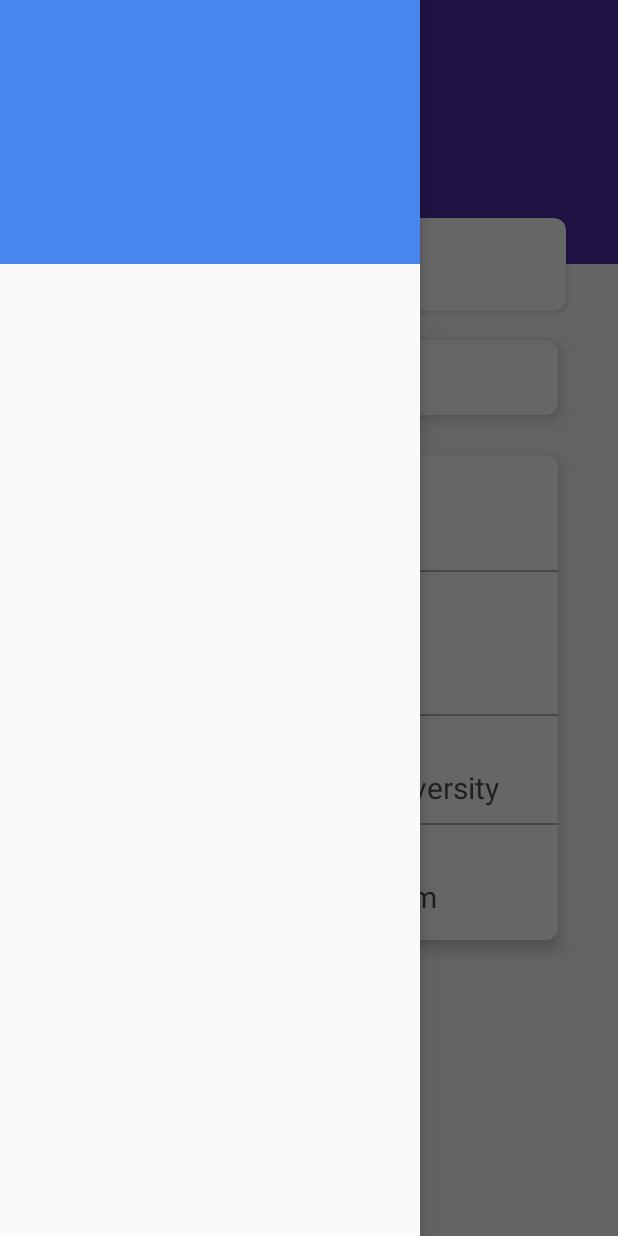
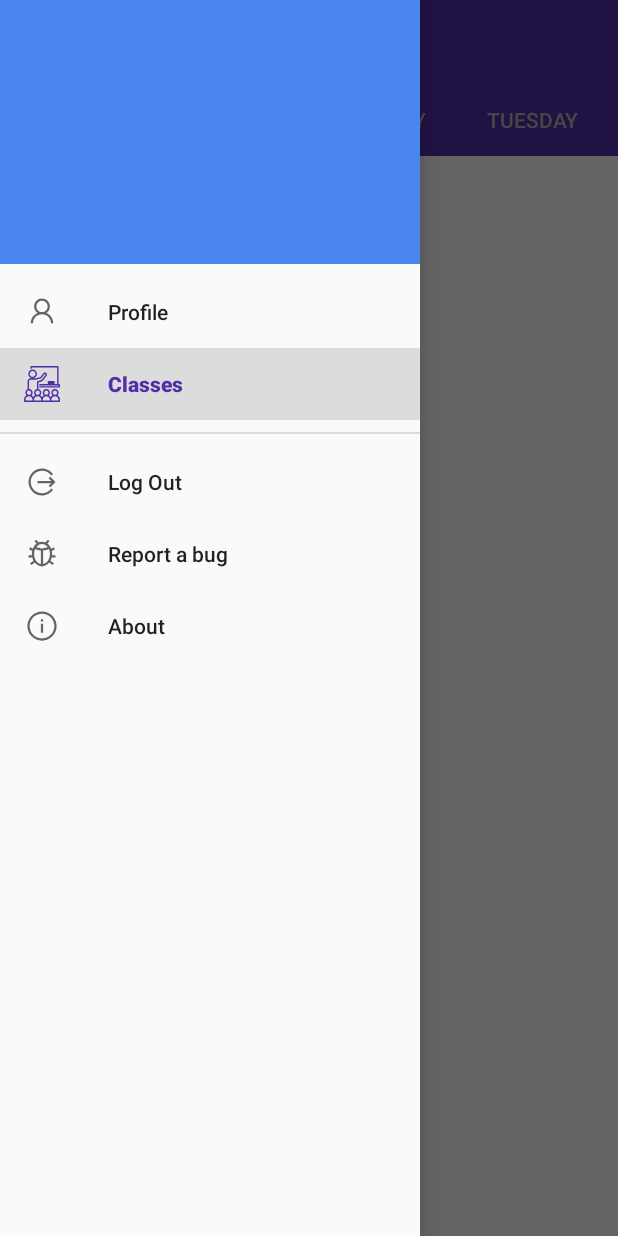
Before and after one commit to alifhasnain/Class-Manager, an Android app: the MainActivity screen opened directly, with no data from a screen before it, with the side drawer open, on a phone screen of 412 x 824 dp. Run offline under Robolectric (Android 15) with nearby library versions, the light colour scheme and no system bars; our stand-ins replace Firebase (no records; nobody signed in at launch, a user with empty details on screens opened directly); 6 statements that could not run were skipped.

Commit message:
some classes not loading bug fixed

```diff
--- a/app/src/main/java/bd/edu/daffodilvarsity/classmanager/activities/MainActivity.java
+++ b/app/src/main/java/bd/edu/daffodilvarsity/classmanager/activities/MainActivity.java
@@ -22,8 +22,9 @@
 import bd.edu.daffodilvarsity.classmanager.fragments.BookClasses;
 import bd.edu.daffodilvarsity.classmanager.fragments.BookedClasses;
 import bd.edu.daffodilvarsity.classmanager.fragments.ClassesList;
+import bd.edu.daffodilvarsity.classmanager.fragments.ProfileStudents;
 import bd.edu.daffodilvarsity.classmanager.fragments.ProfileTeacher;
-import bd.edu.daffodilvarsity.classmanager.otherclasses.CourseCodeHelper;
+import bd.edu.daffodilvarsity.classmanager.otherclasses.HelperClass;
 
 public class MainActivity extends AppCompatActivity implements NavigationView.OnNavigationItemSelectedListener {
 
@@ -55,15 +56,10 @@
     }
 
     private void setUpHomeFragment() {
-        /*getSupportFragmentManager()
+        getSupportFragmentManager()
                 .beginTransaction()
                 .replace(R.id.fragment_container,new ClassesList(),"classes")
-                .commit();*/
-        getSupportFragmentManager()
-                .beginTransaction()
-                .replace(R.id.fragment_container,new ProfileTeacher(),"classes")
                 .commit();
-
     }
 
     @Override
@@ -118,13 +114,13 @@
         NavigationView navigationView = findViewById(R.id.navigation_view);
 
         switch (getUserType())  {
-            case CourseCodeHelper.USER_TYPE_ADMIN:
+            case HelperClass.USER_TYPE_ADMIN:
                 navigationView.inflateMenu(R.menu.drawer_menu_admin);
                 break;
-            case CourseCodeHelper.USER_TYPE_TEACHER:
+            case HelperClass.USER_TYPE_TEACHER:
                 navigationView.inflateMenu(R.menu.drawer_menu_admin);
                 break;
-            case CourseCodeHelper.USER_TYPE_STUDENT:
+            case HelperClass.USER_TYPE_STUDENT:
                 navigationView.inflateMenu(R.menu.drawer_menu_student);
                 break;
         }
@@ -135,9 +131,8 @@
     }
 
     private String getUserType()    {
-        SharedPreferences sharedPreferences = getSharedPreferences("shared_preferences",MODE_PRIVATE);
-        String userType = sharedPreferences.getString(CourseCodeHelper.USER_TYPE,null);
-        return userType;
+        SharedPreferences sharedPreferences = getSharedPreferences(HelperClass.SHARED_PREFERENCE_TAG,MODE_PRIVATE);
+        return sharedPreferences.getString(HelperClass.USER_TYPE,null);
     }
 
     private void enableToolbarScrolling(boolean b) {
@@ -162,11 +157,18 @@
                         .replace(R.id.fragment_container,new AdminPanel(),"admin_panel")
                         .commit();
                 break;
-            case R.id.profile:
+            case R.id.profile_teacher:
                 enableToolbarScrolling(false);
                 getSupportFragmentManager()
                         .beginTransaction()
                         .replace(R.id.fragment_container,new ProfileTeacher(),"teacher_profile")
+                        .commit();
+                break;
+            case R.id.profile_student:
+                enableToolbarScrolling(false);
+                getSupportFragmentManager()
+                        .beginTransaction()
+                        .replace(R.id.fragment_container,new ProfileStudents(),"teacher_profile")
                         .commit();
                 break;
             case R.id.classes:
--- a/app/src/main/java/bd/edu/daffodilvarsity/classmanager/fragments/ClassesList.java
+++ b/app/src/main/java/bd/edu/daffodilvarsity/classmanager/fragments/ClassesList.java
@@ -75,7 +75,6 @@
         classListPagerAdapter.addFragment(new ThursdayClasses(),"Thursday");
         classListPagerAdapter.addFragment(new FridayClasses(),"Friday");
 
-        mViewPager.setOffscreenPageLimit(7);
         mViewPager.setAdapter(classListPagerAdapter);
 
     }
--- a/app/src/main/java/bd/edu/daffodilvarsity/classmanager/fragments/SaturdayClasses.java
+++ b/app/src/main/java/bd/edu/daffodilvarsity/classmanager/fragments/SaturdayClasses.java
@@ -1,8 +1,10 @@
 package bd.edu.daffodilvarsity.classmanager.fragments;
 
 
+import android.content.Context;
 import android.content.SharedPreferences;
 import android.os.Bundle;
+import android.util.Log;
 import android.view.LayoutInflater;
 import android.view.View;
 import android.view.ViewGroup;
@@ -38,10 +40,8 @@
 import bd.edu.daffodilvarsity.classmanager.R;
 import bd.edu.daffodilvarsity.classmanager.adapters.ClassListRecyclerViewAdapter;
 import bd.edu.daffodilvarsity.classmanager.otherclasses.ClassDetails;
-import bd.edu.daffodilvarsity.classmanager.otherclasses.CourseCodeHelper;
+import bd.edu.daffodilvarsity.classmanager.otherclasses.HelperClass;
 import bd.edu.daffodilvarsity.classmanager.otherclasses.ProfileObjectTeacher;
-
-import static android.content.Context.MODE_PRIVATE;
 
 /**
  * A simple {@link Fragment} subclass.
@@ -81,9 +81,9 @@
 
         initializeRecyclerView();
 
-        if (getUserType().equals(CourseCodeHelper.USER_TYPE_TEACHER)) {
+        if (getUserType().equals(HelperClass.USER_TYPE_TEACHER)) {
             loadTeacherInitialAndClasses();
-        } else if (getUserType().equals(CourseCodeHelper.USER_TYPE_STUDENT)) {
+        } else if (getUserType().equals(HelperClass.USER_TYPE_STUDENT)) {
             loadDataStudent();
         }
 
@@ -96,9 +96,9 @@
         mPullToRefresh.setOnRefreshListener(new SwipeRefreshLayout.OnRefreshListener() {
             @Override
             public void onRefresh() {
-                if (getUserType().equals(CourseCodeHelper.USER_TYPE_TEACHER)) {
+                if (getUserType().equals(HelperClass.USER_TYPE_TEACHER)) {
                     loadTeacherInitialAndClasses();
-                } else if (getUserType().equals(CourseCodeHelper.USER_TYPE_STUDENT)) {
+                } else if (getUserType().equals(HelperClass.USER_TYPE_STUDENT)) {
                     loadDataStudent();
                 }
             }
@@ -171,7 +171,7 @@
                     public void onFailure(@NonNull Exception e) {
                         showProgressbar(false);
                         mPullToRefresh.setRefreshing(false);
-                        e.printStackTrace();
+                        Log.e("Error Msg",e.toString());
                     }
                 });
     }
@@ -249,11 +249,11 @@
 
         HashMap<String, String> courseHashMap;
 
-        SharedPreferences sharedPreferences = getActivity().getSharedPreferences("shared_preferences", MODE_PRIVATE);
+        SharedPreferences sharedPreferences = this.getActivity().getSharedPreferences(HelperClass.SHARED_PREFERENCE_TAG, Context.MODE_PRIVATE);
 
         Gson gson = new Gson();
 
-        String coursesInJson = sharedPreferences.getString(CourseCodeHelper.COURSES_HASH_MAP, null);
+        String coursesInJson = sharedPreferences.getString(HelperClass.COURSES_HASH_MAP, null);
 
         Type type = new TypeToken<HashMap<String, String>>() {
         }.getType();
@@ -270,8 +270,8 @@
     }
 
     private String getUserType() {
-        SharedPreferences sharedPreferences = getContext().getSharedPreferences("shared_preferences", MODE_PRIVATE);
-        return sharedPreferences.getString(CourseCodeHelper.USER_TYPE, null);
+        SharedPreferences sharedPreferences = this.getActivity().getSharedPreferences(HelperClass.SHARED_PREFERENCE_TAG, Context.MODE_PRIVATE);
+        return sharedPreferences.getString(HelperClass.USER_TYPE, null);
     }
 
     private void showProgressbar(boolean visible) {
--- a/app/src/main/java/bd/edu/daffodilvarsity/classmanager/fragments/SundayClasses.java
+++ b/app/src/main/java/bd/edu/daffodilvarsity/classmanager/fragments/SundayClasses.java
@@ -38,7 +38,7 @@
 import bd.edu.daffodilvarsity.classmanager.R;
 import bd.edu.daffodilvarsity.classmanager.adapters.ClassListRecyclerViewAdapter;
 import bd.edu.daffodilvarsity.classmanager.otherclasses.ClassDetails;
-import bd.edu.daffodilvarsity.classmanager.otherclasses.CourseCodeHelper;
+import bd.edu.daffodilvarsity.classmanager.otherclasses.HelperClass;
 import bd.edu.daffodilvarsity.classmanager.otherclasses.ProfileObjectTeacher;
 
 import static android.content.Context.MODE_PRIVATE;
@@ -79,9 +79,9 @@
 
         initializeVariables(view);
 
-        if (getUserType().equals(CourseCodeHelper.USER_TYPE_TEACHER)) {
+        if (getUserType().equals(HelperClass.USER_TYPE_TEACHER)) {
             loadTeacherInitialAndClasses();
-        } else if (getUserType().equals(CourseCodeHelper.USER_TYPE_STUDENT)) {
+        } else if (getUserType().equals(HelperClass.USER_TYPE_STUDENT)) {
             loadDataStudent();
         }
 
@@ -96,9 +96,9 @@
         mPullToRefresh.setOnRefreshListener(new SwipeRefreshLayout.OnRefreshListener() {
             @Override
             public void onRefresh() {
-                if (getUserType().equals(CourseCodeHelper.USER_TYPE_TEACHER)) {
+                if (getUserType().equals(HelperClass.USER_TYPE_TEACHER)) {
                     loadTeacherInitialAndClasses();
-                } else if (getUserType().equals(CourseCodeHelper.USER_TYPE_STUDENT)) {
+                } else if (getUserType().equals(HelperClass.USER_TYPE_STUDENT)) {
                     loadDataStudent();
                 }
             }
@@ -249,11 +249,11 @@
 
         HashMap<String, String> courseHashMap;
 
-        SharedPreferences sharedPreferences = getActivity().getSharedPreferences("shared_preferences", MODE_PRIVATE);
+        SharedPreferences sharedPreferences = getActivity().getSharedPreferences(HelperClass.SHARED_PREFERENCE_TAG, MODE_PRIVATE);
 
         Gson gson = new Gson();
 
-        String coursesInJson = sharedPreferences.getString(CourseCodeHelper.COURSES_HASH_MAP, null);
+        String coursesInJson = sharedPreferences.getString(HelperClass.COURSES_HASH_MAP, null);
 
         Type type = new TypeToken<HashMap<String, String>>() {
         }.getType();
@@ -264,8 +264,8 @@
     }
 
     private String getUserType() {
-        SharedPreferences sharedPreferences = getContext().getSharedPreferences("shared_preferences", MODE_PRIVATE);
-        return sharedPreferences.getString(CourseCodeHelper.USER_TYPE, null);
+        SharedPreferences sharedPreferences = getContext().getSharedPreferences(HelperClass.SHARED_PREFERENCE_TAG, MODE_PRIVATE);
+        return sharedPreferences.getString(HelperClass.USER_TYPE, null);
     }
 
     private void notifyRecyclerViewAdapter()    {
--- a/app/src/main/java/bd/edu/daffodilvarsity/classmanager/otherclasses/CourseCodeHelper.java
+++ b/app/src/main/java/bd/edu/daffodilvarsity/classmanager/otherclasses/HelperClass.java
@@ -2,7 +2,9 @@
 
 import java.util.ArrayList;
 
-public class CourseCodeHelper {
+public class HelperClass {
+
+    public static final String SHARED_PREFERENCE_TAG = "shared_preferences";
 
     public static final String LEVEL = "level";
 
--- a/app/src/main/res/layout/activity_complete_new_profile_student.xml
+++ b/app/src/main/res/layout/activity_complete_new_profile_student.xml
@@ -46,7 +46,7 @@
             android:weightSum="3">
 
             <Spinner
-                android:id="@+id/section"
+                android:id="@+id/section_spinner"
                 android:layout_width="0dp"
                 android:layout_height="wrap_content"
                 android:layout_weight="1"/>
--- a/app/src/main/res/layout/fragment_profile_teacher.xml
+++ b/app/src/main/res/layout/fragment_profile_teacher.xml
@@ -47,7 +47,7 @@
                     android:id="@+id/name"
                     android:layout_width="wrap_content"
                     android:layout_height="wrap_content"
-                    android:text="Alif Hasnain"
+                    android:text="Dummy Name"
                     android:textColor="@color/semi_transparent_black"
                     android:textSize="22sp" />
 
@@ -55,7 +55,7 @@
                     android:id="@+id/designation"
                     android:layout_width="wrap_content"
                     android:layout_height="wrap_content"
-                    android:text="Professor"
+                    android:text="jlkajsdl"
                     android:textColor="@color/semi_transparent_black"
                     android:textSize="16sp" />
             </LinearLayout>
@@ -125,7 +125,7 @@
                     android:layout_height="wrap_content"
                     android:paddingStart="15dp"
                     android:paddingEnd="15dp"
-                    android:text="AH"
+                    android:text="JDL"
                     android:textColor="@color/semi_transparent_black"
                     android:textSize="20sp" />
 
--- a/app/src/main/res/menu/drawer_menu_student.xml
+++ b/app/src/main/res/menu/drawer_menu_student.xml
@@ -1,4 +1,33 @@
 <?xml version="1.0" encoding="utf-8"?>
-<menu>
+<menu xmlns:android="http://schemas.android.com/apk/res/android"
+    xmlns:tools="http://schemas.android.com/tools"
+    tools:showIn="navigation_view">
+    <group android:checkableBehavior="single">
+        <item
+            android:id="@+id/profile_student"
+            android:icon="@drawable/ic_menu_profile"
+            android:title="Profile" />
+        <item
+            android:id="@+id/classes"
+            android:icon="@drawable/ic_menu_schedule"
+            android:title="Classes" />
+    </group>
+
+    <group
+        android:id="@+id/bellow_group"
+        android:checkableBehavior="none">
+        <item
+            android:id="@+id/sign_out"
+            android:icon="@drawable/ic_menu_sign_out"
+            android:title="Log Out" />
+        <item
+            android:id="@+id/report_bug"
+            android:icon="@drawable/ic_menu_bug_report"
+            android:title="Report a bug" />
+        <item
+            android:id="@+id/about"
+            android:icon="@drawable/ic_menu_about"
+            android:title="About" />
+    </group>
 
 </menu>
--- a/app/src/main/res/menu/drawer_menu_teacher.xml
+++ b/app/src/main/res/menu/drawer_menu_teacher.xml
@@ -4,7 +4,7 @@
     tools:showIn="navigation_view">
     <group android:checkableBehavior="single">
         <item
-            android:id="@+id/profile"
+            android:id="@+id/profile_teacher"
             android:icon="@drawable/ic_menu_profile"
             android:title="Profile" />
         <item
```
Also changed, not shown: app/src/main/java/bd/edu/daffodilvarsity/classmanager/activities/CompleteNewProfileStudent.java (+8 -6 lines), app/src/main/java/bd/edu/daffodilvarsity/classmanager/activities/SignIn.java (+13 -12 lines), app/src/main/java/bd/edu/daffodilvarsity/classmanager/fragments/FridayClasses.java (+9 -9 lines), app/src/main/java/bd/edu/daffodilvarsity/classmanager/fragments/MondayClasses.java (+9 -9 lines), app/src/main/java/bd/edu/daffodilvarsity/classmanager/fragments/ThursdayClasses.java (+9 -9 lines), app/src/main/java/bd/edu/daffodilvarsity/classmanager/fragments/TuesdayCLasses.java (+9 -9 lines), app/src/main/java/bd/edu/daffodilvarsity/classmanager/fragments/WednesdayClasses.java (+9 -9 lines).
